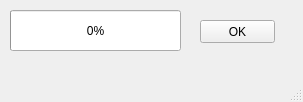
Old version of the form bar.ui in the repository tainanpopo/ProgressBar-test.
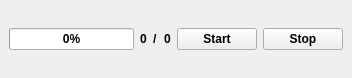
New version of the form.

```diff
--- a/bar.ui
+++ b/bar.ui
@@ -2,44 +2,112 @@
 <ui version="4.0">
  <class>MainWindow</class>
  <widget class="QMainWindow" name="MainWindow">
+  <property name="enabled">
+   <bool>true</bool>
+  </property>
   <property name="geometry">
    <rect>
     <x>0</x>
     <y>0</y>
-    <width>303</width>
-    <height>102</height>
+    <width>352</width>
+    <height>78</height>
    </rect>
   </property>
   <property name="windowTitle">
    <string>MainWindow</string>
   </property>
   <widget class="QWidget" name="centralwidget">
-   <widget class="QProgressBar" name="progressBar">
-    <property name="geometry">
-     <rect>
-      <x>10</x>
-      <y>10</y>
-      <width>171</width>
-      <height>41</height>
-     </rect>
-    </property>
-    <property name="value">
-     <number>0</number>
-    </property>
-   </widget>
-   <widget class="QPushButton" name="pushButton">
-    <property name="geometry">
-     <rect>
-      <x>200</x>
-      <y>20</y>
-      <width>75</width>
-      <height>23</height>
-     </rect>
-    </property>
-    <property name="text">
-     <string>OK</string>
-    </property>
-   </widget>
+   <property name="enabled">
+    <bool>true</bool>
+   </property>
+   <property name="minimumSize">
+    <size>
+     <width>0</width>
+     <height>0</height>
+    </size>
+   </property>
+   <property name="maximumSize">
+    <size>
+     <width>16777215</width>
+     <height>16777215</height>
+    </size>
+   </property>
+   <property name="font">
+    <font>
+     <weight>75</weight>
+     <bold>true</bold>
+    </font>
+   </property>
+   <layout class="QHBoxLayout" name="horizontalLayout_2">
+    <item>
+     <layout class="QGridLayout" name="gridLayout_2">
+      <item row="0" column="0">
+       <widget class="QProgressBar" name="progressBar">
+        <property name="styleSheet">
+         <string notr="true">font: 63 18pt &quot;Bahnschrift SemiBold Condensed&quot;;</string>
+        </property>
+        <property name="value">
+         <number>0</number>
+        </property>
+       </widget>
+      </item>
+      <item row="0" column="2">
+       <layout class="QGridLayout" name="gridLayout">
+        <item row="0" column="0">
+         <widget class="QLabel" name="ok_job">
+          <property name="styleSheet">
+           <string notr="true">font: 63 18pt &quot;Bahnschrift SemiBold Condensed&quot;;</string>
+          </property>
+          <property name="text">
+           <string>0</string>
+          </property>
+         </widget>
+        </item>
+        <item row="0" column="1">
+         <widget class="QLabel" name="splash">
+          <property name="styleSheet">
+           <string notr="true">font: 63 18pt &quot;Bahnschrift SemiBold Condensed&quot;;</string>
+          </property>
+          <property name="text">
+           <string>/</string>
+          </property>
+         </widget>
+        </item>
+        <item row="0" column="2">
+         <widget class="QLabel" name="total_job">
+          <property name="styleSheet">
+           <string notr="true">font: 63 18pt &quot;Bahnschrift SemiBold Condensed&quot;;</string>
+          </property>
+          <property name="text">
+           <string>0</string>
+          </property>
+         </widget>
+        </item>
+       </layout>
+      </item>
+      <item row="0" column="3">
+       <widget class="QPushButton" name="startButton">
+        <property name="styleSheet">
+         <string notr="true">font: 63 18pt &quot;Bahnschrift SemiBold Condensed&quot;;</string>
+        </property>
+        <property name="text">
+         <string>Start</string>
+        </property>
+       </widget>
+      </item>
+      <item row="0" column="4">
+       <widget class="QPushButton" name="exitButton">
+        <property name="styleSheet">
+         <string notr="true">font: 63 18pt &quot;Bahnschrift SemiBold Condensed&quot;;</string>
+        </property>
+        <property name="text">
+         <string>Stop</string>
+        </property>
+       </widget>
+      </item>
+     </layout>
+    </item>
+   </layout>
   </widget>
   <widget class="QMenuBar" name="menubar">
    <property name="geometry">
@@ -51,7 +119,6 @@
     </rect>
    </property>
   </widget>
-  <widget class="QStatusBar" name="statusbar"/>
  </widget>
  <resources/>
  <connections/>
```
Left out of the diff: 4 changed lines with no effect on the pictures.
